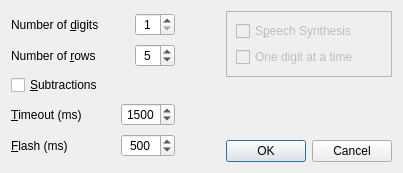
Qt form settings.ui (solsticedhiver/mental_calculation) before a commit.
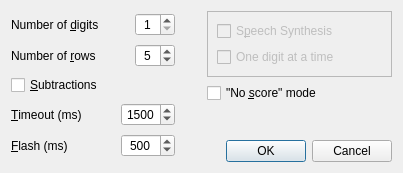
The same form after that commit. Icons and pictures are not drawn.

Commit message: Add a "hands-free" mode

```diff
--- a/settings.ui
+++ b/settings.ui
@@ -18,7 +18,7 @@
     <normaloff>img/calculator.png</normaloff>img/calculator.png</iconset>
   </property>
   <layout class="QGridLayout" name="gridLayout_2">
-   <item row="0" column="0">
+   <item row="0" column="0" rowspan="2">
     <layout class="QVBoxLayout" name="verticalLayout_2">
      <item>
       <layout class="QHBoxLayout" name="horizontalLayout">
@@ -160,7 +160,7 @@
        <item>
         <widget class="QLabel" name="l_timeout_1">
          <property name="toolTip">
-          <string>Timeout in ms between number disapearing and next number appearing</string>
+          <string>Timeout in ms between number disappearing and next number appearing</string>
          </property>
          <property name="text">
           <string>&amp;Timeout (ms)</string>
@@ -347,6 +347,18 @@
        </layout>
       </widget>
      </item>
+     <item>
+      <widget class="QCheckBox" name="cb_handsfree">
+       <property name="toolTip">
+        <string>In this mode, you don't have to enter an answer, it's &quot;hands free&quot;;
+the solution is displayed, and a new sequence begins,
+and so on ...</string>
+       </property>
+       <property name="text">
+        <string>&quot;No &amp;score&quot; mode</string>
+       </property>
+      </widget>
+     </item>
      <item>
       <spacer name="verticalSpacer">
        <property name="orientation">
@@ -354,13 +366,15 @@
        </property>
        <property name="sizeHint" stdset="0">
         <size>
-         <width>20</width>
-         <height>37</height>
+         <width>185</width>
+         <height>17</height>
         </size>
        </property>
       </spacer>
      </item>
-     <item>
+    </layout>
+   </item>
+   <item row="1" column="1" colspan="2">
       <widget class="QDialogButtonBox" name="buttonBox">
        <property name="orientation">
         <enum>Qt::Horizontal</enum>
@@ -369,8 +383,6 @@
         <set>QDialogButtonBox::Cancel|QDialogButtonBox::Ok</set>
        </property>
       </widget>
-     </item>
-    </layout>
    </item>
   </layout>
  </widget>
```
Lines whose indentation alone changed are shown as unchanged. The commit also changes 5 other files.
